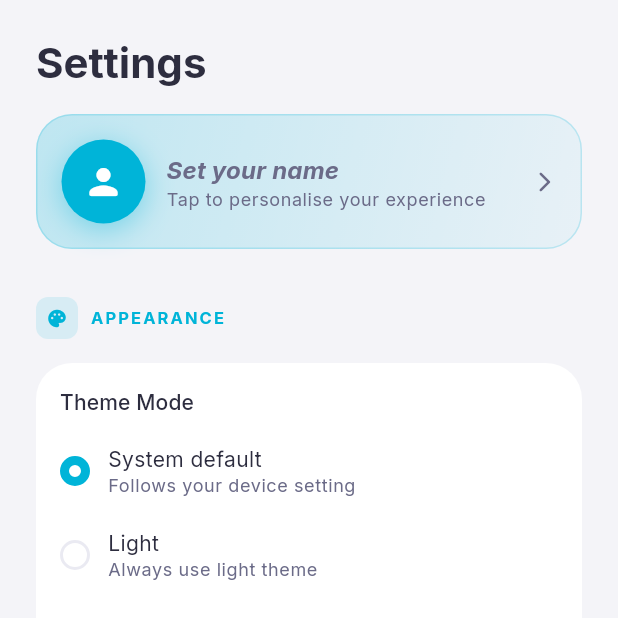
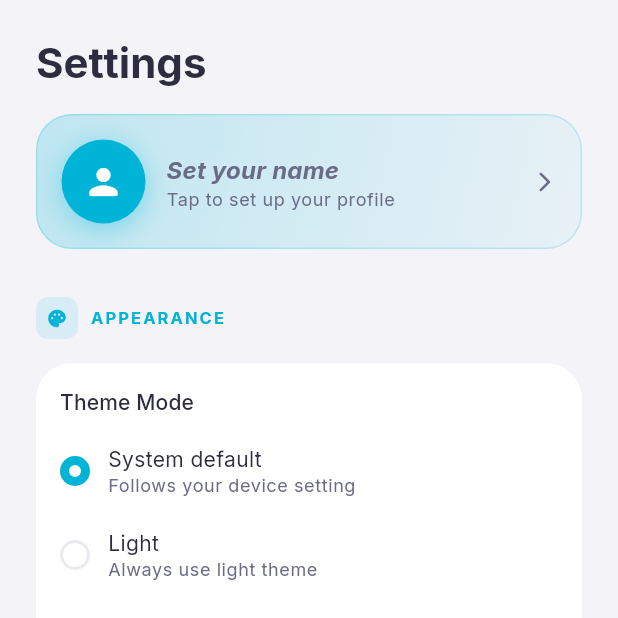
Before and after one commit to TheObsidianEye-ARIF-FOYSAL/Medremind_v2, a Flutter app: the SettingsScreen screen opened directly, after a tap on "Teal", on a phone screen of 412 x 824 dp, the top half of it. Run offline on Flutter 3.47's test engine with Material 3 defaults, Android fonts, the phone set to English and light mode, and no system bars; our stand-ins replace flutter_local_notifications, flutter_riverpod, go_router, google_fonts, permission_handler, shared_preferences and 1 more; missing offline and left inert: alarm; accounts and stored records are empty; statements that could not run were skipped.

Commit message:
modification 12

```diff
--- a/lib/features/settings/presentation/screens/settings_screen.dart
+++ b/lib/features/settings/presentation/screens/settings_screen.dart
@@ -5,6 +5,7 @@ import 'package:shared_preferences/shared_preferences.dart';
 
 import '../../../../core/providers/theme_provider.dart';
 import '../../../../core/theme/theme_constants.dart';
+import 'profile_screen.dart';
 
 // ── User name provider ────────────────────────────────────────────────────────
 
@@ -316,8 +317,8 @@ class _ProfileCard extends ConsumerWidget {
                 ),
                 Text(
                   hasName
-                      ? 'Tap to edit your name'
-                      : 'Tap to personalise your experience',
+                      ? 'View profile, name, account details'
+                      : 'Tap to set up your profile',
                   style: textTheme.bodySmall
                       ?.copyWith(color: onSurfaceVariant),
                 ),
```
